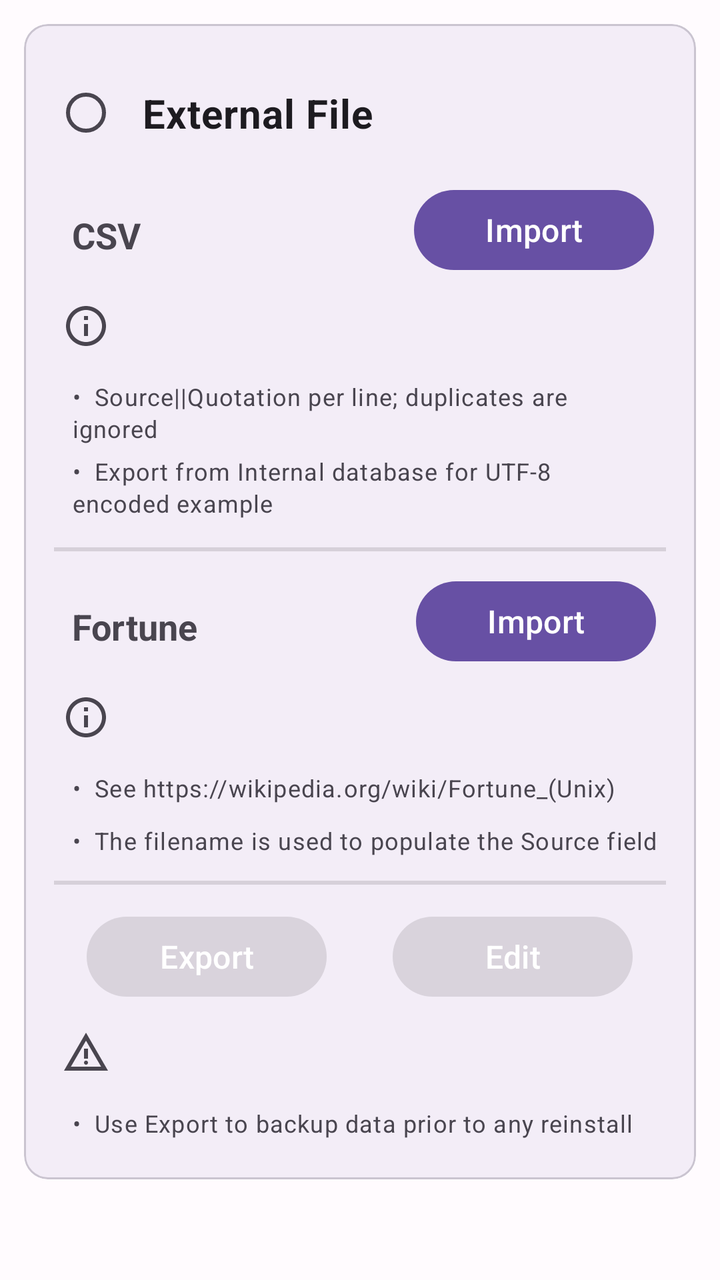
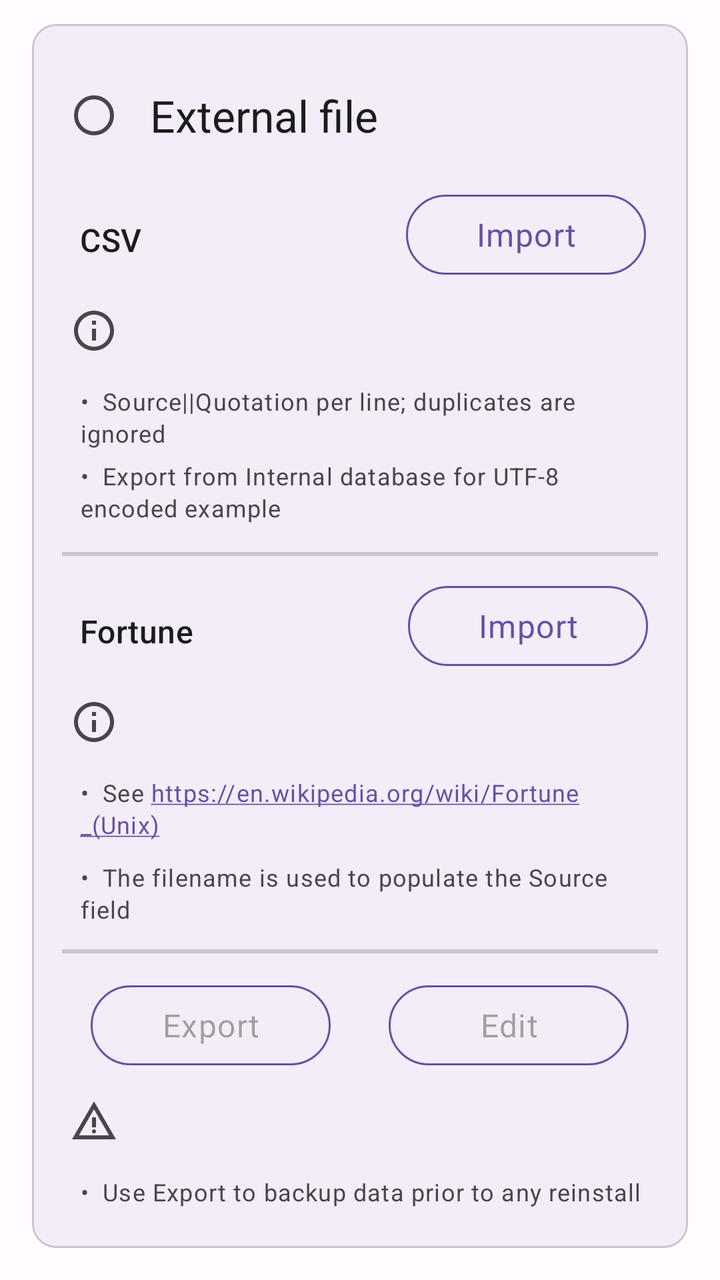

Two renders of the same Android screen: before a commit and after it. Below are the layout's source before the change and the commit's diff.
<!-- AndroidManifest.xml: application theme AppTheme -->
<!-- res/layout/fragment_quotations_tab_database_tab_files.xml -->
<?xml version="1.0" encoding="utf-8"?>
<LinearLayout xmlns:android="http://schemas.android.com/apk/res/android"
    xmlns:app="http://schemas.android.com/apk/res-auto"
    android:id="@+id/fragmentDatabaseTabCsv"
    android:layout_width="match_parent"
    android:layout_height="match_parent"
    android:layout_weight="1"
    android:descendantFocusability="beforeDescendants"
    android:focusableInTouchMode="true"
    android:orientation="vertical"
    android:paddingStart="0dp"
    android:paddingEnd="0dp"
    android:theme="@style/AppTheme">

    <com.google.android.material.card.MaterialCardView
        android:id="@+id/cardViewDatabaseExternal"
        android:layout_width="match_parent"
        android:layout_height="wrap_content"
        android:layout_marginHorizontal="12dp"
        android:layout_marginTop="12dp"
        android:layout_marginBottom="12dp"
        app:cardBackgroundColor="?attr/colorSurfaceContainer"
        app:cardCornerRadius="12dp"
        app:cardElevation="0dp"
        app:cardPreventCornerOverlap="true"
        app:cardUseCompatPadding="false"
        app:contentPadding="3dp">

        <LinearLayout
            android:layout_width="match_parent"
            android:layout_height="wrap_content"
            android:orientation="vertical"
            android:padding="12dp">

            <RadioButton
                android:id="@+id/radio_button_database_external_file"
                android:layout_width="match_parent"
                android:layout_height="wrap_content"
                android:checked="false"
                android:paddingVertical="16dp"
                android:paddingStart="12dp"
                android:paddingEnd="0dp"
                android:text="@string/fragment_quotations_database_file"
                android:textSize="20sp"
                android:textStyle="bold" />

            <LinearLayout
                android:layout_width="match_parent"
                android:layout_height="wrap_content"
                android:gravity="center_vertical"
                android:orientation="horizontal"
                android:paddingStart="0dp"
                android:paddingTop="5dp"
                android:paddingEnd="6dp"
                android:paddingBottom="12dp">

                <TextView
                    android:layout_width="wrap_content"
                    android:layout_height="wrap_content"
                    android:layout_weight="1"
                    android:paddingStart="9dp"
                    android:paddingTop="5dp"
                    android:paddingEnd="0dp"
                    android:paddingBottom="0dp"
                    android:text="@string/fragment_quotations_database_file_csv"
                    android:textSize="18sp"
                    android:textStyle="bold" />

                <Button
                    android:id="@+id/buttonImport"
                    android:layout_width="120dp"
                    android:layout_height="48dp"
                    android:text="@string/fragment_quotations_database_button_import"
                    android:textColor="@android:color/white"
                    android:textSize="16sp" />

            </LinearLayout>

            <TextView
                android:layout_width="match_parent"
                android:layout_height="wrap_content"
                android:paddingStart="4dp"
                android:paddingBottom="10dp"
                android:text="@string/fragment_quotations_database_external_instructions_1_info"
                app:drawableStartCompat="@drawable/ic_info_24" />

            <TextView
                android:layout_width="match_parent"
                android:layout_height="wrap_content"
                android:paddingStart="9dp"
                android:paddingTop="5dp"
                android:paddingEnd="6dp"
                android:paddingBottom="0dp"
                android:text="@string/fragment_quotations_database_external_instructions_0"
                android:textAppearance="?attr/textAppearanceBodySmall" />

            <TextView
                android:layout_width="match_parent"
                android:layout_height="wrap_content"
                android:paddingStart="9dp"
                android:paddingTop="5dp"
                android:paddingEnd="6dp"
                android:paddingBottom="0dp"
                android:text="@string/fragment_quotations_database_external_instructions_1"
                android:textAppearance="?attr/textAppearanceBodySmall" />

            <LinearLayout
                android:layout_width="match_parent"
                android:layout_height="match_parent"
                android:baselineAligned="false"
                android:orientation="horizontal"
                android:paddingTop="14dp"
                android:paddingBottom="6dp">

                <View
                    android:layout_width="match_parent"
                    android:layout_height="2dp"
                    android:background="?android:attr/listDivider" />
            </LinearLayout>

            <LinearLayout
                android:layout_width="match_parent"
                android:layout_height="wrap_content"
                android:gravity="center_vertical"
                android:orientation="horizontal"
                android:paddingStart="0dp"
                android:paddingTop="5dp"
                android:paddingEnd="5dp"
                android:paddingBottom="12dp">

                <TextView
                    android:layout_width="wrap_content"
                    android:layout_height="wrap_content"
                    android:layout_weight="1"
                    android:paddingStart="9dp"
                    android:paddingTop="5dp"
                    android:paddingEnd="0dp"
                    android:paddingBottom="0dp"
                    android:text="@string/fragment_quotations_database_file_fortune"
                    android:textSize="18sp"
                    android:textStyle="bold" />

                <Button
                    android:id="@+id/buttonImportFortune"
                    android:layout_width="120dp"
                    android:layout_height="48dp"
                    android:text="@string/fragment_quotations_database_button_import"
                    android:textColor="@android:color/white"
                    android:textSize="16sp" />

            </LinearLayout>

            <TextView
                android:layout_width="match_parent"
                android:layout_height="wrap_content"
                android:paddingStart="4dp"
                android:paddingEnd="0dp"
                android:paddingBottom="10dp"
                android:text="@string/fragment_quotations_database_external_instructions_1_info"
                app:drawableStartCompat="@drawable/ic_info_24" />

            <TextView
                android:layout_width="match_parent"
                android:layout_height="wrap_content"
                android:paddingStart="9dp"
                android:paddingTop="5dp"
                android:paddingEnd="5dp"
                android:paddingBottom="5dp"
                android:text="@string/fragment_quotations_database_file_fortune_info_01"
                android:textAppearance="?attr/textAppearanceBodySmall" />

            <TextView
                android:layout_width="match_parent"
                android:layout_height="wrap_content"
                android:paddingStart="9dp"
                android:paddingTop="5dp"
                android:paddingEnd="0dp"
                android:paddingBottom="0dp"
                android:text="@string/fragment_quotations_database_file_fortune_info_02"
                android:textAppearance="?attr/textAppearanceBodySmall" />

            <LinearLayout
                android:layout_width="match_parent"
                android:layout_height="match_parent"
                android:baselineAligned="false"
                android:orientation="horizontal"
                android:paddingTop="12dp"
                android:paddingBottom="0dp">

                <View
                    android:layout_width="match_parent"
                    android:layout_height="2dp"
                    android:background="?android:attr/listDivider" />
            </LinearLayout>

            <LinearLayout
                android:layout_width="match_parent"
                android:layout_height="match_parent"
                android:baselineAligned="false"
                android:orientation="horizontal"
                android:paddingTop="12dp"
                android:paddingBottom="4dp">

                <LinearLayout
                    android:layout_width="match_parent"
                    android:layout_height="match_parent"
                    android:layout_weight="1"
                    android:gravity="center"
                    android:orientation="horizontal">

                    <Button
                        android:id="@+id/button_export"
                        android:layout_width="120dp"
                        android:layout_height="48dp"
                        android:enabled="false"
                        android:text="@string/fragment_quotations_database_file_inplace_export"
                        android:textColor="@android:color/white"
                        android:textSize="16sp"
                        app:strokeColor="?attr/colorPrimary" />

                </LinearLayout>

                <LinearLayout
                    android:layout_width="match_parent"
                    android:layout_height="match_parent"

                    android:layout_weight="1"
                    android:gravity="center"
                    android:orientation="horizontal">

                    <Button
                        android:id="@+id/button_edit"
                        android:layout_width="120dp"
                        android:layout_height="48dp"
                        android:enabled="false"
                        android:text="@string/fragment_quotations_database_file_inplace_edit"
                        android:textColor="@android:color/white"
                        android:textSize="16sp"
                        app:strokeColor="?attr/colorPrimary" />

                </LinearLayout>

            </LinearLayout>


            <TextView
                android:id="@+id/exportEditWarning"
                android:layout_width="match_parent"
                android:layout_height="wrap_content"
                android:paddingStart="4dp"
                android:paddingTop="8dp"
                android:paddingEnd="0dp"
                android:paddingBottom="10dp"
                android:text="@string/fragment_quotations_database_external_instructions_1_info"
                app:drawableStartCompat="@drawable/ic_warning_24" />

            <TextView
                android:id="@+id/exportEditInfo"
                android:layout_width="match_parent"
                android:layout_height="wrap_content"
                android:paddingStart="9dp"
                android:paddingTop="5dp"
                android:paddingEnd="5dp"
                android:paddingBottom="5dp"
                android:text="@string/fragment_quotations_database_file_warning"
                android:textAppearance="?attr/textAppearanceBodySmall" />
        </LinearLayout>

    </com.google.android.material.card.MaterialCardView>

</LinearLayout>
<!-- resources referenced by this layout -->
<resources>
  <string name="fragment_quotations_database_button_import">Import</string>
  <string name="fragment_quotations_database_external_instructions_0">\u2022  Source||Quotation per line; duplicates are ignored</string>
  <string name="fragment_quotations_database_external_instructions_1">\u2022  Export from Internal database for UTF-8 encoded example</string>
  <string name="fragment_quotations_database_external_instructions_1_info" />
  <string name="fragment_quotations_database_file">External File</string>
  <string name="fragment_quotations_database_file_csv">CSV</string>
  <string name="fragment_quotations_database_file_fortune">Fortune</string>
  <string name="fragment_quotations_database_file_fortune_info_01">\u2022  See https://wikipedia.org/wiki/Fortune_(Unix)</string>
  <string name="fragment_quotations_database_file_fortune_info_02">\u2022  The filename is used to populate the Source field</string>
  <string name="fragment_quotations_database_file_inplace_edit">Edit</string>
  <string name="fragment_quotations_database_file_inplace_export">Export</string>
  <string name="fragment_quotations_database_file_warning">\u2022  Use Export to backup data prior to any reinstall</string>
  <color name="material3_primary">#6750A4</color>
  <color name="material3_on_primary">#FFFFFF</color>
  <color name="material3_primary_container">#EADDFF</color>
  <color name="material3_on_primary_container">#21005D</color>
  <color name="material3_secondary">#625B71</color>
  <color name="material3_on_secondary">#FFFFFF</color>
  <color name="material3_secondary_container">#E8DEF8</color>
  <color name="material3_on_secondary_container">#1D192B</color>
  <color name="material3_tertiary">#7D5260</color>
  <color name="material3_on_tertiary">#FFFFFF</color>
  <color name="material3_tertiary_container">#FFD8E4</color>
  <color name="material3_on_tertiary_container">#31111D</color>
  <color name="material3_error">#B3261E</color>
  <color name="material3_on_error">#FFFFFF</color>
  <color name="material3_error_container">#F9DEDC</color>
  <color name="material3_on_error_container">#410E0B</color>
  <color name="material3_background">#FFFBFE</color>
  <color name="material3_on_background">#1C1B1F</color>
  <color name="material3_surface">#FFFBFE</color>
  <color name="material3_on_surface">#1C1B1F</color>
  <color name="material3_surface_variant">#E7E0EB</color>
  <color name="material3_on_surface_variant">#49454F</color>
  <color name="material3_surface_container_lowest">#FFFFFF</color>
  <color name="material3_surface_container_low">#F7F2FA</color>
  <color name="material3_surface_container">#F3EDF7</color>
  <color name="material3_surface_container_high">#ECE6F0</color>
  <color name="material3_surface_container_highest">#E6E0E9</color>
  <color name="material3_outline">#79747E</color>
  <color name="material3_primary_variant">#3700B3</color>
  <style name="Widget.App.MaterialSwitch" parent="@style/Widget.Material3.CompoundButton.MaterialSwitch">
          <item name="thumbIcon">@drawable/switch_thumb_icon</item>
      </style>
  <!-- drawable switch_thumb_icon (drawable) -->
  <?xml version="1.0" encoding="utf-8"?>
  <selector xmlns:android="http://schemas.android.com/apk/res/android">
      <item android:drawable="@drawable/ic_check_24" android:state_checked="true" />
      <item android:drawable="@android:color/transparent" android:state_checked="false" />
  </selector>
  <!-- drawable ic_check_24 (drawable) -->
  <vector xmlns:android="http://schemas.android.com/apk/res/android"
      android:width="24dp"
      android:height="24dp"
      android:viewportWidth="24"
      android:viewportHeight="24">
      <path
          android:fillColor="@android:color/white"
          android:pathData="M9,16.17L4.83,12l-1.42,1.41L9,19 21,7l-1.41,-1.41z" />
  </vector>
  <!-- unchanged entries left out for length: 3 -->
</resources>

<!-- the commit's change to res/layout/fragment_quotations_tab_database_tab_files.xml (unified diff, before → after) -->
@@ -16,7 +16,7 @@
         android:id="@+id/cardViewDatabaseExternal"
         android:layout_width="match_parent"
         android:layout_height="wrap_content"
-        android:layout_marginHorizontal="12dp"
+        android:layout_marginHorizontal="16dp"
         android:layout_marginTop="12dp"
         android:layout_marginBottom="12dp"
         app:cardBackgroundColor="?attr/colorSurfaceContainer"
@@ -41,8 +41,7 @@
                 android:paddingStart="12dp"
                 android:paddingEnd="0dp"
                 android:text="@string/fragment_quotations_database_file"
-                android:textSize="20sp"
-                android:textStyle="bold" />
+                android:textAppearance="?attr/textAppearanceTitleLarge" />
 
             <LinearLayout
                 android:layout_width="match_parent"
@@ -63,16 +62,17 @@
                     android:paddingEnd="0dp"
                     android:paddingBottom="0dp"
                     android:text="@string/fragment_quotations_database_file_csv"
-                    android:textSize="18sp"
-                    android:textStyle="bold" />
-
-                <Button
+                    android:textAppearance="?attr/textAppearanceTitleMedium" />
+
+                <com.google.android.material.button.MaterialButton
                     android:id="@+id/buttonImport"
+                    style="@style/Widget.Material3.Button.OutlinedButton"
                     android:layout_width="120dp"
                     android:layout_height="48dp"
+                    android:contentDescription="@string/fragment_quotations_database_button_import"
                     android:text="@string/fragment_quotations_database_button_import"
-                    android:textColor="@android:color/white"
-                    android:textSize="16sp" />
+                    android:textAppearance="?attr/textAppearanceBodyLarge"
+                    app:strokeColor="?attr/colorPrimary" />
 
             </LinearLayout>
 
@@ -115,7 +115,7 @@
                 <View
                     android:layout_width="match_parent"
                     android:layout_height="2dp"
-                    android:background="?android:attr/listDivider" />
+                    android:background="?attr/colorOutlineVariant" />
             </LinearLayout>
 
             <LinearLayout
@@ -137,16 +137,17 @@
                     android:paddingEnd="0dp"
                     android:paddingBottom="0dp"
                     android:text="@string/fragment_quotations_database_file_fortune"
-                    android:textSize="18sp"
-                    android:textStyle="bold" />
-
-                <Button
+                    android:textAppearance="?attr/textAppearanceTitleMedium" />
+
+                <com.google.android.material.button.MaterialButton
                     android:id="@+id/buttonImportFortune"
+                    style="@style/Widget.Material3.Button.OutlinedButton"
                     android:layout_width="120dp"
                     android:layout_height="48dp"
+                    android:contentDescription="@string/fragment_quotations_database_button_import"
                     android:text="@string/fragment_quotations_database_button_import"
-                    android:textColor="@android:color/white"
-                    android:textSize="16sp" />
+                    android:textAppearance="?attr/textAppearanceBodyLarge"
+                    app:strokeColor="?attr/colorPrimary" />
 
             </LinearLayout>
 
@@ -160,8 +161,11 @@
                 app:drawableStartCompat="@drawable/ic_info_24" />
 
             <TextView
-                android:layout_width="match_parent"
-                android:layout_height="wrap_content"
+                android:id="@+id/textViewFortuneLink"
+                android:layout_width="match_parent"
+                android:layout_height="wrap_content"
+                android:autoLink="web"
+                android:linksClickable="true"
                 android:paddingStart="9dp"
                 android:paddingTop="5dp"
                 android:paddingEnd="5dp"
@@ -190,7 +194,7 @@
                 <View
                     android:layout_width="match_parent"
                     android:layout_height="2dp"
-                    android:background="?android:attr/listDivider" />
+                    android:background="?attr/colorOutlineVariant" />
             </LinearLayout>
 
             <LinearLayout
@@ -208,14 +212,15 @@
                     android:gravity="center"
                     android:orientation="horizontal">
 
-                    <Button
+                    <com.google.android.material.button.MaterialButton
                         android:id="@+id/button_export"
+                        style="@style/Widget.Material3.Button.OutlinedButton"
                         android:layout_width="120dp"
                         android:layout_height="48dp"
+                        android:contentDescription="@string/fragment_quotations_selection_export_button"
                         android:enabled="false"
                         android:text="@string/fragment_quotations_database_file_inplace_export"
-                        android:textColor="@android:color/white"
-                        android:textSize="16sp"
+                        android:textAppearance="?attr/textAppearanceBodyLarge"
                         app:strokeColor="?attr/colorPrimary" />
 
                 </LinearLayout>
@@ -228,14 +233,15 @@
                     android:gravity="center"
                     android:orientation="horizontal">
 
-                    <Button
+                    <com.google.android.material.button.MaterialButton
                         android:id="@+id/button_edit"
+                        style="@style/Widget.Material3.Button.OutlinedButton"
                         android:layout_width="120dp"
                         android:layout_height="48dp"
+                        android:contentDescription="@string/fragment_quotations_database_file_inplace_edit"
                         android:enabled="false"
                         android:text="@string/fragment_quotations_database_file_inplace_edit"
-                        android:textColor="@android:color/white"
-                        android:textSize="16sp"
+                        android:textAppearance="?attr/textAppearanceBodyLarge"
                         app:strokeColor="?attr/colorPrimary" />
 
                 </LinearLayout>
<!-- resource entries referenced after the edit -->
@@ -4,14 +4,15 @@
   <string name="fragment_quotations_database_external_instructions_0">\u2022  Source||Quotation per line; duplicates are ignored</string>
   <string name="fragment_quotations_database_external_instructions_1">\u2022  Export from Internal database for UTF-8 encoded example</string>
   <string name="fragment_quotations_database_external_instructions_1_info" />
-  <string name="fragment_quotations_database_file">External File</string>
+  <string name="fragment_quotations_database_file">External file</string>
   <string name="fragment_quotations_database_file_csv">CSV</string>
   <string name="fragment_quotations_database_file_fortune">Fortune</string>
-  <string name="fragment_quotations_database_file_fortune_info_01">\u2022  See https://wikipedia.org/wiki/Fortune_(Unix)</string>
+  <string name="fragment_quotations_database_file_fortune_info_01">\u2022  See https://en.wikipedia.org/wiki/Fortune_(Unix)</string>
   <string name="fragment_quotations_database_file_fortune_info_02">\u2022  The filename is used to populate the Source field</string>
   <string name="fragment_quotations_database_file_inplace_edit">Edit</string>
   <string name="fragment_quotations_database_file_inplace_export">Export</string>
   <string name="fragment_quotations_database_file_warning">\u2022  Use Export to backup data prior to any reinstall</string>
+  <string name="fragment_quotations_selection_export_button">Export</string>
   <color name="material3_primary">#6750A4</color>
   <color name="material3_on_primary">#FFFFFF</color>
   <color name="material3_primary_container">#EADDFF</color>
